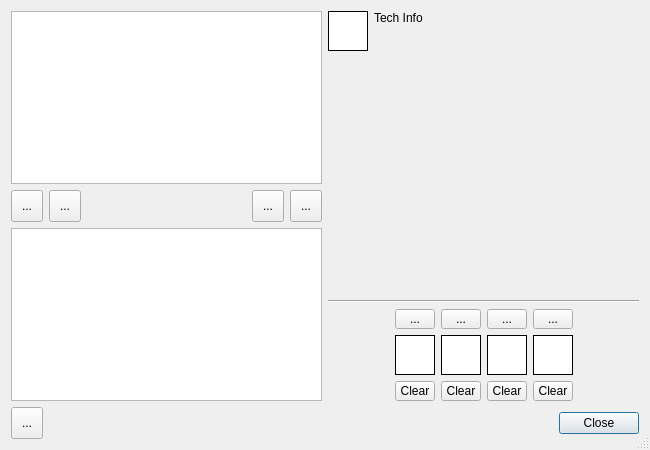
Above: starcheat/templates/Techs.ui from wizzomafizzo/starcheat before the change. Below: the same form after it.
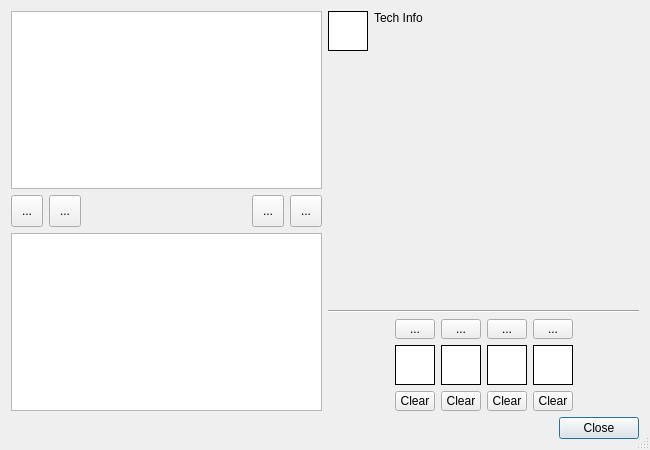
That is the form after the change. Icons and pictures are not drawn.

Commit message:
Remove editing movement controller
Fix #163

The edit to the form file:
```diff
--- a/starcheat/templates/Techs.ui
+++ b/starcheat/templates/Techs.ui
@@ -576,26 +576,6 @@
    </item>
    <item row="1" column="0" colspan="2">
     <layout class="QHBoxLayout" name="horizontalLayout">
-     <item>
-      <widget class="QToolButton" name="movement_button">
-       <property name="minimumSize">
-        <size>
-         <width>32</width>
-         <height>32</height>
-        </size>
-       </property>
-       <property name="toolTip">
-        <string>Edit Default Movement</string>
-       </property>
-       <property name="text">
-        <string>...</string>
-       </property>
-       <property name="icon">
-        <iconset resource="../resources.qrc">
-         <normaloff>:/starcheat/images/icons/glyphicons_439_wrench.png</normaloff>:/starcheat/images/icons/glyphicons_439_wrench.png</iconset>
-       </property>
-      </widget>
-     </item>
      <item>
       <widget class="QDialogButtonBox" name="buttonBox">
        <property name="orientation">
```
The commit also changes 1 other file.
